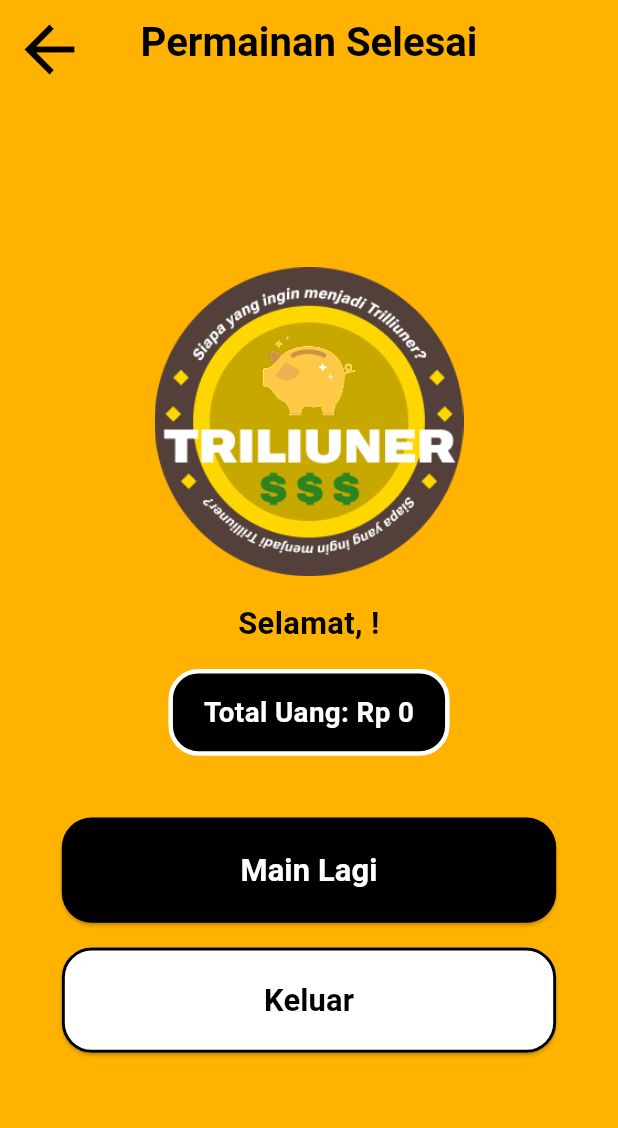
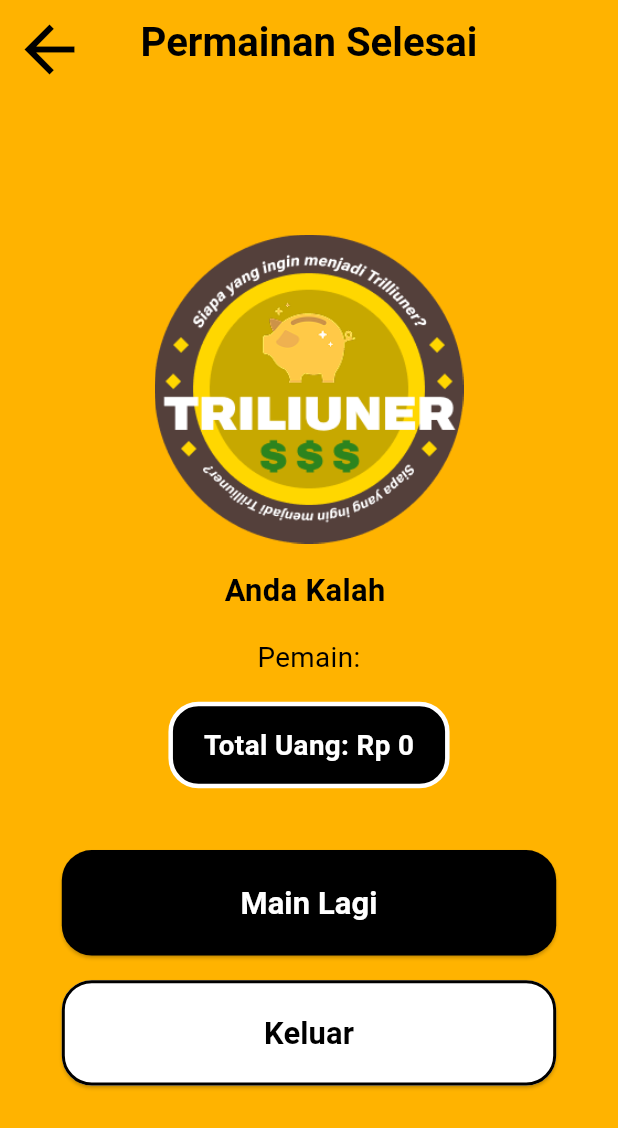
Before and after one commit to VuittonVU/Vuitton_063_Lab5_PM_UTS, a Flutter app: the EndPage screen opened directly with empty values, on a phone screen of 412 x 824 dp. Shown: the top 1128 px of the screen. Run offline on Flutter 3.47's test engine with Material 3 defaults, Android fonts, the phone set to English and light mode, and no system bars; our stand-ins replace go_router, shared_preferences; accounts and stored records are empty; Roboto replaces fonts that are missing (Poppins).

Commit message:
fix: adjust end game logic & preserve player name when restarting

```diff
--- a/lib/screens/end_page.dart
+++ b/lib/screens/end_page.dart
@@ -20,7 +20,6 @@ class EndPage extends StatelessWidget {
   Widget build(BuildContext context) {
     final formatter = NumberFormat("#,###", "id_ID");
 
-    // ukuran dinamis
     final screenWidth = MediaQuery.of(context).size.width;
     final screenHeight = MediaQuery.of(context).size.height;
 
@@ -31,6 +30,11 @@ class EndPage extends StatelessWidget {
     final paddingHorizontal = screenWidth * 0.1;
     final spacingSmall = screenHeight * 0.02;
     final spacingLarge = screenHeight * 0.05;
+
+    // Cek status menang / kalah
+    final bool isWin = totalMoney >= 1000000000000;
+    final String resultText =
+    isWin ? "Selamat! Anda Menang" : "Anda Kalah ";
 
     return Scaffold(
       backgroundColor: const Color(0xFFFFB300),
@@ -53,7 +57,6 @@ class EndPage extends StatelessWidget {
           ),
         ),
       ),
-
       body: Padding(
         padding: EdgeInsets.symmetric(horizontal: paddingHorizontal),
         child: Center(
@@ -62,20 +65,24 @@ class EndPage extends StatelessWidget {
             children: [
               Logo(size: logoSize),
               SizedBox(height: spacingSmall),
-
               Text(
-                'Selamat, ${Uri.decodeComponent(playerName)}!',
-                textAlign: TextAlign.center,
+                resultText,
                 style: TextStyle(
                   fontSize: textFont,
                   fontWeight: FontWeight.bold,
                   color: Colors.black,
                 ),
               ),
-
               SizedBox(height: spacingSmall),
-
-              // Total uang
+              Text(
+                'Pemain: ${Uri.decodeComponent(playerName)}',
+                textAlign: TextAlign.center,
+                style: TextStyle(
+                  fontSize: textFont * 0.9,
+                  color: Colors.black,
+                ),
+              ),
+              SizedBox(height: spacingSmall),
               Container(
                 padding: EdgeInsets.symmetric(
                   vertical: screenHeight * 0.015,
@@ -95,15 +102,14 @@ class EndPage extends StatelessWidget {
                   ),
                 ),
               ),
-
               SizedBox(height: spacingLarge),
-
-              // Tombol Main Lagi
+              // Tombol Main
               SizedBox(
                 width: double.infinity,
                 child: ElevatedButton(
                   onPressed: () {
-                    context.read<GameState>().resetGame();
+                    final gameState = context.read<GameState>();
+                    gameState.money = 0;
                     context.go('/game');
                   },
                   style: ElevatedButton.styleFrom(
@@ -125,10 +131,7 @@ class EndPage extends StatelessWidget {
                   ),
                 ),
               ),
-
               SizedBox(height: spacingSmall),
-
-              // Tombol Keluar
               SizedBox(
                 width: double.infinity,
                 child: ElevatedButton(
```
Also changed, not shown: lib/screens/game_page.dart (+65 -47 lines).
